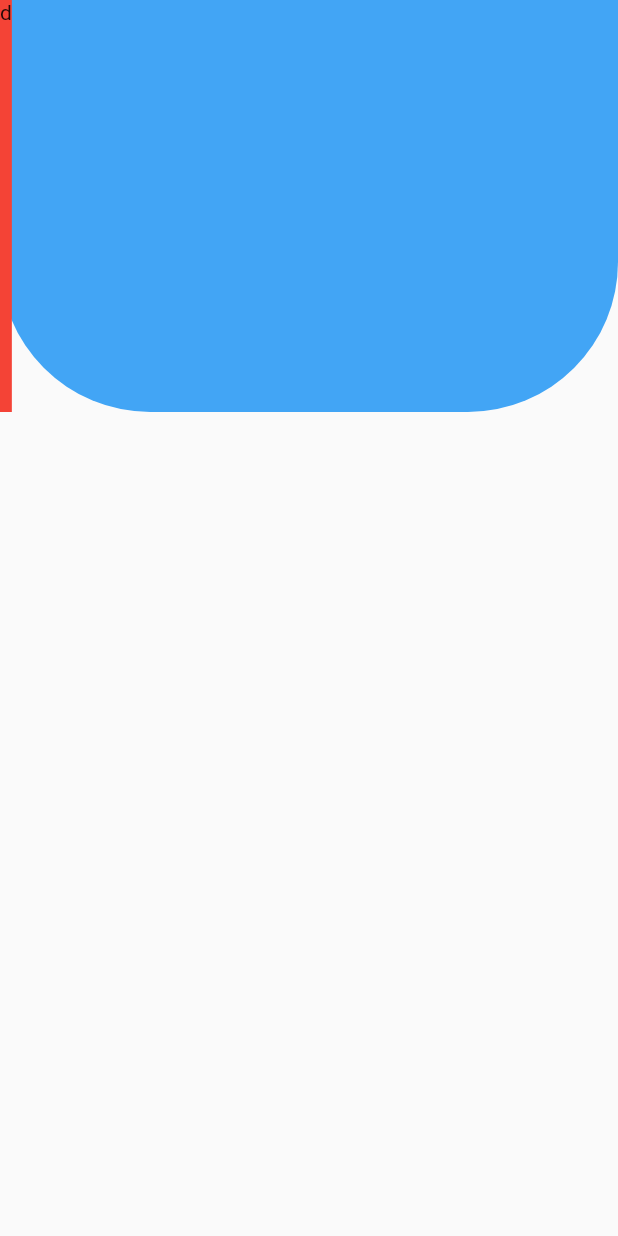
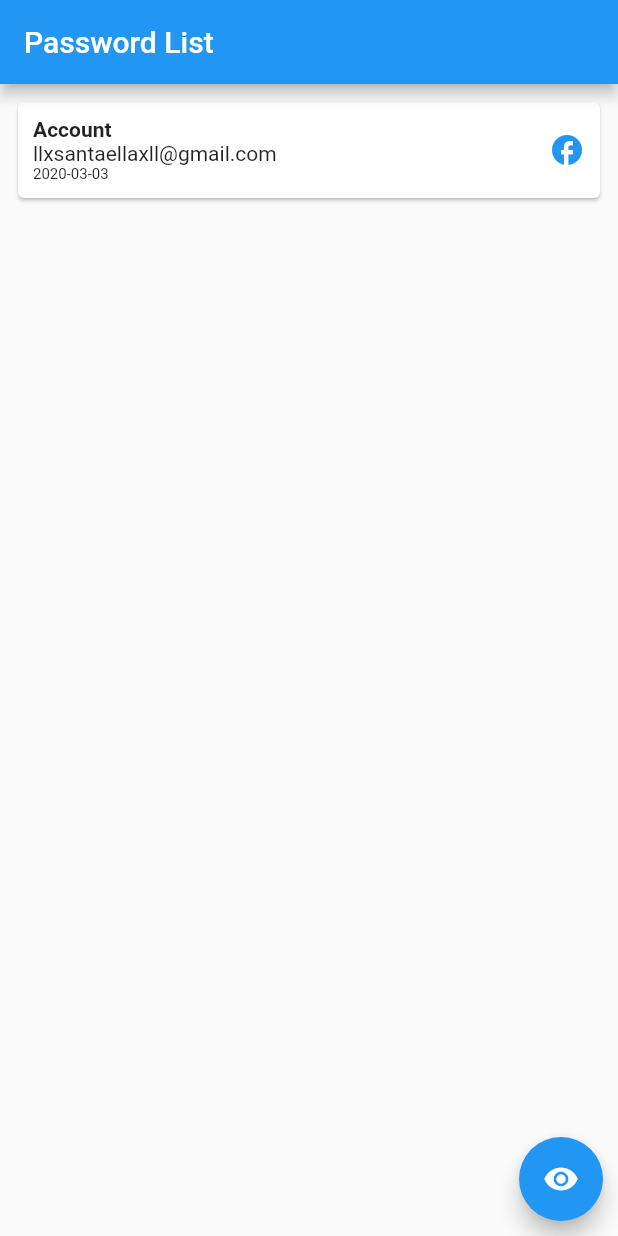
Before and after one commit to gustavosantaella/password-manager-mobile, a Flutter app: the screen it shows after launch, on a phone screen of 412 x 824 dp. Run offline on Flutter 3.47's test engine with Material 2 defaults, Android fonts, the phone set to English and light mode, and no system bars.

Commit message:
feat: list passwords

```diff
--- /dev/null
+++ b/lib/src/dto/password_list_dto.dart
@@ -0,0 +1,8 @@
+
+import 'package:flutter/material.dart';
+
+class PasswordListDTO {
+  late String username;
+  late String password;
+  late dynamic icon = const Icon(Icons.not_accessible);
+}
--- a/lib/src/pages/home/main.dart
+++ b/lib/src/pages/home/main.dart
@@ -6,29 +6,73 @@ class HoemScreen extends StatelessWidget {
   @override
   Widget build(BuildContext context) {
     return Scaffold(
-      body:Stack(
-        children: [
-          Container(
-            height: MediaQuery.of(context).size.height / 3,
-            width: MediaQuery.of(context).size.width,
-            decoration: BoxDecoration(
-              color: Colors.blue[400],
-              borderRadius: const BorderRadius.only(
-                  bottomLeft: Radius.circular(100),
-                  bottomRight: Radius.circular(100)),
+        appBar: AppBar(
+          title: const Text("Password List"),
+        ),
+        body: FractionallySizedBox(
+            widthFactor: 1,
+            heightFactor: 1,
+            child: SafeArea(
+              child: SizedBox(
+                child: Column(
+                  children: [
+                    credentials(),
+                    Expanded(
+                        child: Stack(
+                      children: [
+                        Positioned.fill(
+                            child: Align(
+                          alignment: Alignment.bottomRight,
+                          child: Container(
+                              margin: const EdgeInsets.all(10),
+                              child: FloatingActionButton(
+                                onPressed: () {},
+                                child: const Icon(Icons.remove_red_eye),
+                              )),
+                        ))
+                      ],
+                    ))
+                  ],
+                ),
+              ),
+            )));
+  }
+}
+
+Widget credentials() {
+  return SizedBox(
+    child: Column(
+      children: [
+        TextButton(
+          onPressed: () {},
+          child: SizedBox(
+            width: double.infinity,
+            child: Card(
+              child: Container(
+                padding: const EdgeInsets.all(10),
+                child: Column(
+                  children: [
+                    Row(
+                      mainAxisAlignment: MainAxisAlignment.spaceBetween,
+                      children: [
+                        Column(
+                          crossAxisAlignment: CrossAxisAlignment.start,
+                          children: const [
+                             Text("Account", style:  TextStyle(fontWeight: FontWeight.bold),),
+                             Text("llxsantaellaxll@gmail.com"),
+                             Text("2020-03-03", style:  TextStyle(fontSize: 10)),
+                          ],
+                        ),
+                        const Icon(Icons.facebook)
+                      ],
+                    ),
+                  ],
+                ),
+              ),
             ),
           ),
-           Positioned(
-            top: 0,
-            bottom: 0,
-            child: Container(
-              height: MediaQuery.of(context).size.height /5,
-              color: Colors.red,
-            child: Text('d'),
-          ))
-        ],
-      )
-    ,
-    );
-  }
+        ),
+      ],
+    ),
+  );
 }
```
